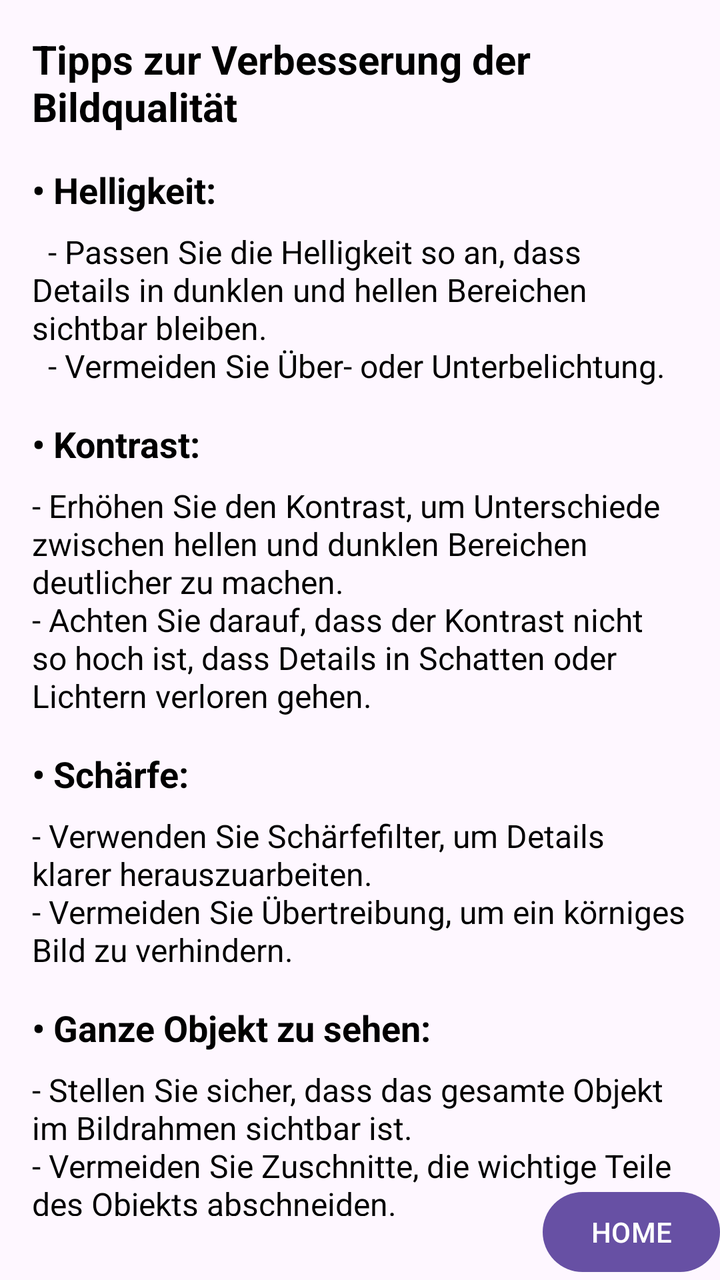
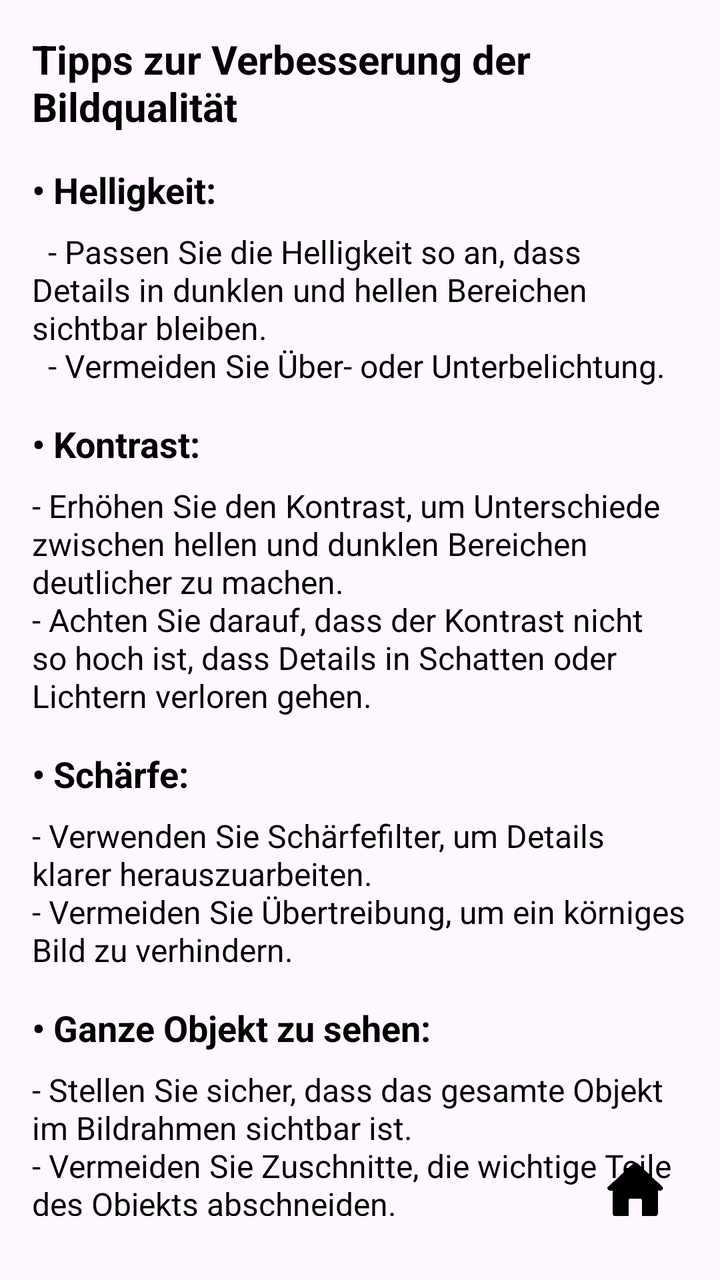

Before-and-after screenshots of an Android layout around one commit, followed by the original layout XML and the change that was made.
<!-- AndroidManifest.xml: application theme Theme.TrafficSceneAnalyser -->
<!-- res/layout/activity_quality_tut.xml -->
<?xml version="1.0" encoding="utf-8"?>
<androidx.constraintlayout.widget.ConstraintLayout xmlns:android="http://schemas.android.com/apk/res/android"
    xmlns:app="http://schemas.android.com/apk/res-auto"
    xmlns:tools="http://schemas.android.com/tools"
    android:id="@+id/main"
    android:layout_width="match_parent"
    android:layout_height="match_parent"
    tools:context=".QualityTutActivity">

    <Button
        android:id="@+id/btnHome"
        android:layout_width="wrap_content"
        android:layout_height="wrap_content"
        android:onClick="goToHome"
        android:text="HOME"
        app:layout_constraintBottom_toBottomOf="parent"
        app:layout_constraintEnd_toEndOf="parent" />

    <LinearLayout
        android:layout_width="match_parent"
        android:layout_height="wrap_content"
        android:orientation="vertical"
        android:padding="16dp"
        app:layout_constraintEnd_toEndOf="parent"
        app:layout_constraintStart_toStartOf="parent"
        app:layout_constraintTop_toTopOf="parent">

        
        <TextView
            android:id="@+id/textViewImageQualityTitle"
            android:layout_width="wrap_content"
            android:layout_height="wrap_content"
            android:layout_marginBottom="16dp"
            android:text="Tipps zur Verbesserung der Bildqualität"
            android:textColor="#000000"
            android:textSize="20sp"
            android:textStyle="bold" />

        
        <TextView
            android:id="@+id/textViewBrightness"
            android:layout_width="wrap_content"
            android:layout_height="wrap_content"
            android:layout_marginBottom="8dp"
            android:text="• Helligkeit:"
            android:textColor="#000000"
            android:textSize="18sp"
            android:textStyle="bold" />

        <TextView
            android:id="@+id/textViewBrightnessDetails"
            android:layout_width="wrap_content"
            android:layout_height="wrap_content"
            android:text="  - Passen Sie die Helligkeit so an, dass Details in dunklen und hellen Bereichen sichtbar bleiben.\n  - Vermeiden Sie Über- oder Unterbelichtung."
            android:textSize="16sp"
            android:textColor="#000000"
            android:layout_marginBottom="16dp"/>

        
        <TextView
            android:id="@+id/textViewContrast"
            android:layout_width="wrap_content"
            android:layout_height="wrap_content"
            android:layout_marginBottom="8dp"
            android:text="• Kontrast:"
            android:textColor="#000000"
            android:textSize="18sp"
            android:textStyle="bold" />

        <TextView
            android:id="@+id/textViewContrastDetails"
            android:layout_width="wrap_content"
            android:layout_height="wrap_content"
            android:text="- Erhöhen Sie den Kontrast, um Unterschiede zwischen hellen und dunklen Bereichen deutlicher zu machen.\n- Achten Sie darauf, dass der Kontrast nicht so hoch ist, dass Details in Schatten oder Lichtern verloren gehen."
            android:textSize="16sp"
            android:textColor="#000000"
            android:layout_marginBottom="16dp"/>

        
        <TextView
            android:id="@+id/textViewSharpness"
            android:layout_width="wrap_content"
            android:layout_height="wrap_content"
            android:layout_marginBottom="8dp"
            android:text="• Schärfe:"
            android:textColor="#000000"
            android:textSize="18sp"
            android:textStyle="bold" />

        <TextView
            android:id="@+id/textViewSharpnessDetails"
            android:layout_width="wrap_content"
            android:layout_height="wrap_content"
            android:text="- Verwenden Sie Schärfefilter, um Details klarer herauszuarbeiten.\n- Vermeiden Sie Übertreibung, um ein körniges Bild zu verhindern."
            android:textSize="16sp"
            android:textColor="#000000"
            android:layout_marginBottom="16dp"/>

        
        <TextView
            android:id="@+id/textViewFullObject"
            android:layout_width="wrap_content"
            android:layout_height="wrap_content"
            android:layout_marginBottom="8dp"
            android:text="• Ganze Objekt zu sehen:"
            android:textColor="#000000"
            android:textSize="18sp"
            android:textStyle="bold" />

        <TextView
            android:id="@+id/textViewFullObjectDetails"
            android:layout_width="wrap_content"
            android:layout_height="wrap_content"
            android:text="- Stellen Sie sicher, dass das gesamte Objekt im Bildrahmen sichtbar ist.\n- Vermeiden Sie Zuschnitte, die wichtige Teile des Objekts abschneiden."
        android:textSize="16sp"
        android:textColor="#000000"
        android:layout_marginBottom="16dp"/>

        
        <TextView
            android:id="@+id/textViewProximity"
            android:layout_width="wrap_content"
            android:layout_height="wrap_content"
            android:layout_marginBottom="8dp"
            android:text="• Nähe zum Objekt:"
            android:textColor="#000000"
            android:textSize="18sp"
            android:textStyle="bold" />

        <TextView
            android:id="@+id/textViewProximityDetails"
            android:layout_width="wrap_content"
            android:layout_height="wrap_content"
            android:text="- Achten Sie darauf, dass Sie ausreichend nah am Objekt sind, um relevante Details einzufangen.\n- Vermeiden Sie Unschärfe durch zu große Distanz oder unsachgemäße Fokussierung."
            android:textSize="16sp"
            android:textColor="#000000"
            android:layout_marginBottom="16dp"/>

    </LinearLayout>

</androidx.constraintlayout.widget.ConstraintLayout>
<!-- resources referenced by this layout -->
<resources>
  <style name="Theme.TrafficSceneAnalyser" parent="Base.Theme.TrafficSceneAnalyser" />
  <style name="Base.Theme.TrafficSceneAnalyser" parent="Theme.Material3.DayNight.NoActionBar">
          
          
      </style>
</resources>

<!-- the commit's change to res/layout/activity_quality_tut.xml (unified diff, before → after) -->
@@ -7,14 +7,20 @@
     android:layout_height="match_parent"
     tools:context=".QualityTutActivity">
 
-    <Button
+    <ImageButton
         android:id="@+id/btnHome"
-        android:layout_width="wrap_content"
-        android:layout_height="wrap_content"
+        android:layout_width="54dp"
+        android:layout_height="68dp"
+        android:backgroundTint="#00FFFFFF"
         android:onClick="goToHome"
-        android:text="HOME"
+        android:scaleType="fitCenter"
+        android:src="@drawable/home1"
         app:layout_constraintBottom_toBottomOf="parent"
-        app:layout_constraintEnd_toEndOf="parent" />
+        app:layout_constraintEnd_toEndOf="parent"
+        app:layout_constraintHorizontal_bias="0.95"
+        app:layout_constraintStart_toStartOf="parent"
+        app:layout_constraintTop_toTopOf="parent"
+        app:layout_constraintVertical_bias="0.98" />
 
     <LinearLayout
         android:layout_width="match_parent"
<!-- resource entries referenced after the edit -->
@@ -1,5 +1,6 @@
 <!-- resources referenced by this layout -->
 <resources>
+  <!-- drawable home1: png bitmap (drawable, 7782 bytes) -->
   <style name="Theme.TrafficSceneAnalyser" parent="Base.Theme.TrafficSceneAnalyser" />
   <style name="Base.Theme.TrafficSceneAnalyser" parent="Theme.Material3.DayNight.NoActionBar">
           
